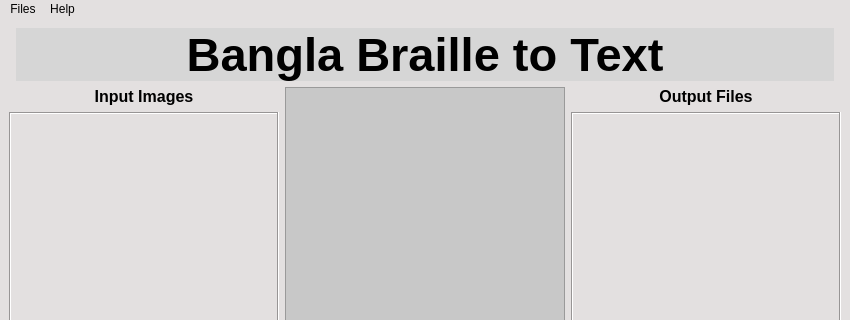
arman18/Braille-to-text-translator, file mainwindow.ui: the form before one commit; both pictures show x 0 to 850 and y 0 to 320 of the 850 by 555 pixel window.
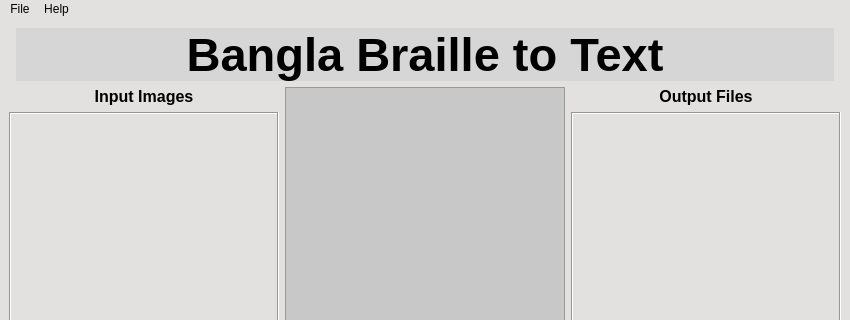
The form after the commit. Icons and pictures are not drawn. Custom widgets are drawn as their Qt base class.

```diff
--- a/mainwindow.ui
+++ b/mainwindow.ui
@@ -499,7 +499,7 @@
    </property>
    <widget class="QMenu" name="menuFiles">
     <property name="title">
-     <string>Files</string>
+     <string>File</string>
     </property>
     <addaction name="actionOpenFiles"/>
     <addaction name="actionAddFiles"/>
```
